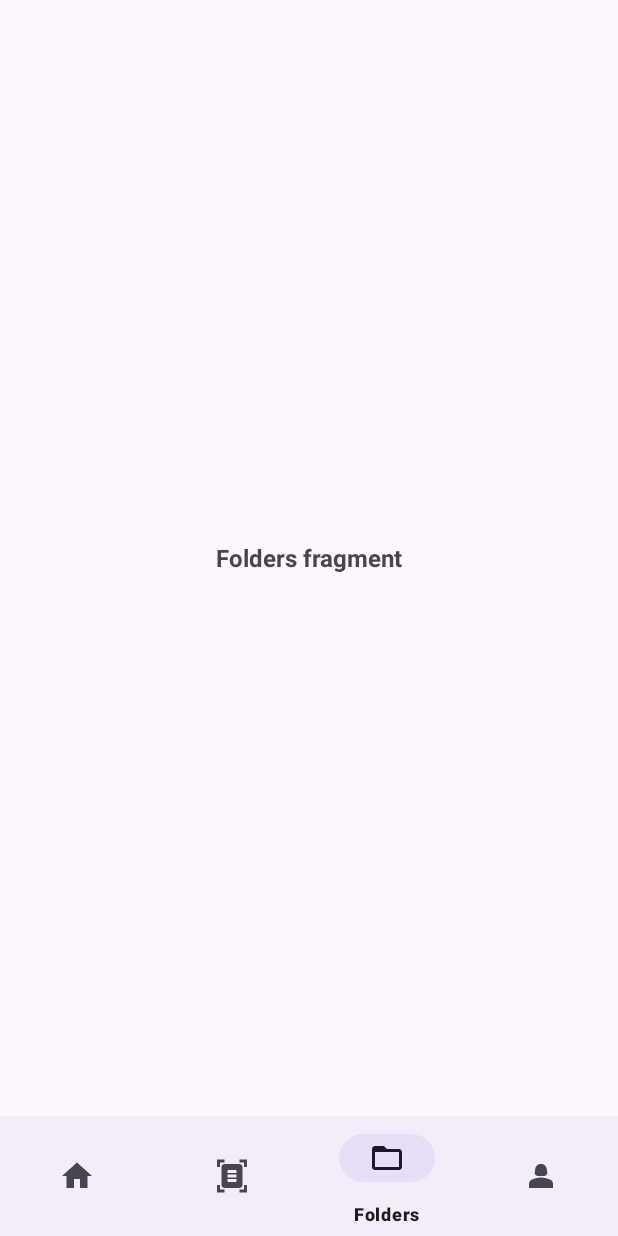
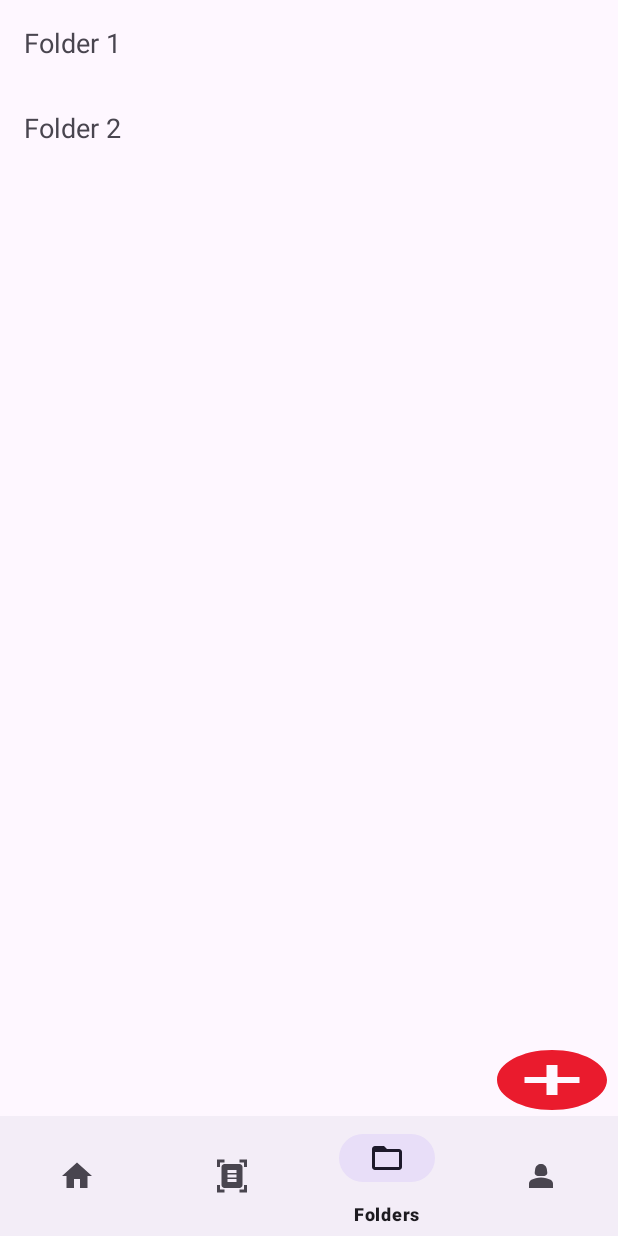
Before and after one commit to Hboussi/Allodoc, an Android app: the Home screen opened directly, with no data from a screen before it, item 3 of the bottom bar chosen, on a phone screen of 412 x 824 dp. Run offline under Robolectric (Android 15) with nearby library versions, the phone set to English and light mode, and no system bars.

Commit message:
Initial commit

```diff
--- a/app/build.gradle.kts
+++ b/app/build.gradle.kts
@@ -1,5 +1,6 @@
 plugins {
     id("com.android.application")
+    id("org.jetbrains.kotlin.android")
 }
 
 android {
@@ -37,6 +38,9 @@ dependencies {
 //    implementation ("com.square.retrofit2:retrofit:2.9.0")
 //    implementation ("com.square.retrofit2:converter-gson:2.9.0")
     implementation ("com.android.volley:volley:1.2.1")
+    implementation("androidx.core:core-ktx:+")
+    implementation ("androidx.recyclerview:recyclerview:1.2.1")
+    implementation ("androidx.annotation:annotation:1.3.0")
     testImplementation("junit:junit:4.13.2")
     androidTestImplementation("androidx.test.ext:junit:1.1.5")
     androidTestImplementation("androidx.test.espresso:espresso-core:3.5.1")
--- /dev/null
+++ b/app/src/main/java/com/example/allodoc/Folder.java
@@ -0,0 +1,13 @@
+package com.example.allodoc;
+
+public class Folder {
+    private String name;
+
+    public Folder(String name) {
+        this.name = name;
+    }
+
+    public String getName() {
+        return name;
+    }
+}
--- /dev/null
+++ b/app/src/main/java/com/example/allodoc/FolderAdapter.java
@@ -0,0 +1,51 @@
+package com.example.allodoc;
+
+import android.view.LayoutInflater;
+import android.view.View;
+import android.view.ViewGroup;
+import android.widget.TextView;
+
+import androidx.annotation.NonNull;
+import androidx.recyclerview.widget.RecyclerView;
+
+import java.util.List;
+
+public class FolderAdapter extends RecyclerView.Adapter<FolderAdapter.FolderViewHolder> {
+
+    private List<Folder> folders;
+
+    public FolderAdapter(List<Folder> folders) {
+        this.folders = folders;
+    }
+
+    @NonNull
+    @Override
+    public FolderViewHolder onCreateViewHolder(@NonNull ViewGroup parent, int viewType) {
+        View view = LayoutInflater.from(parent.getContext()).inflate(R.layout.item_folder, parent, false);
+        return new FolderViewHolder(view);
+    }
+
+    @Override
+    public void onBindViewHolder(@NonNull FolderViewHolder holder, int position) {
+        Folder folder = folders.get(position);
+        holder.folderNameTextView.setText(folder.getName());
+    }
+
+    @Override
+    public int getItemCount() {
+        return folders.size();
+    }
+
+    public List<Folder> getFolders() {
+        return folders;
+    }
+
+    static class FolderViewHolder extends RecyclerView.ViewHolder {
+        TextView folderNameTextView;
+
+        FolderViewHolder(View itemView) {
+            super(itemView);
+            folderNameTextView = itemView.findViewById(R.id.folderNameTextView);
+        }
+    }
+}
--- a/app/src/main/java/com/example/allodoc/FoldersFragment.java
+++ b/app/src/main/java/com/example/allodoc/FoldersFragment.java
@@ -3,17 +3,67 @@ package com.example.allodoc;
 import android.os.Bundle;
 
 import androidx.fragment.app.Fragment;
+import androidx.recyclerview.widget.LinearLayoutManager;
+import androidx.recyclerview.widget.RecyclerView;
 
 import android.view.LayoutInflater;
 import android.view.View;
 import android.view.ViewGroup;
+import android.widget.Button;
+import android.widget.LinearLayout;
+
+import java.util.ArrayList;
+import java.util.List;
+
 public class FoldersFragment extends Fragment {
 
+    private RecyclerView recyclerView;
+    private FolderAdapter adapter;
+    private Button addFolder;
+    private LinearLayout Foldeinfo;
 
     @Override
     public View onCreateView(LayoutInflater inflater, ViewGroup container,
                              Bundle savedInstanceState) {
-        // Inflate the layout for this fragment
-        return inflater.inflate(R.layout.fragment_folders, container, false);
+        View view = inflater.inflate(R.layout.fragment_folders, container, false);
+
+        recyclerView = view.findViewById(R.id.recyclerView);
+        recyclerView.setLayoutManager(new LinearLayoutManager(getContext()));
+
+        addFolder = view.findViewById(R.id.add_folder); // corrected findViewById
+        Foldeinfo = view.findViewById(R.id.folderinfo);
+        addFolder.setOnClickListener(new View.OnClickListener() {
+            @Override
+            public void onClick(View v) {
+                // Add a new folder item when the button is clicked
+                addNewFolder();
+                Foldeinfo.setVisibility(View.VISIBLE);
+            }
+        });
+
+        // Create a list of folders (for testing purposes)
+        List<Folder> folders = new ArrayList<>();
+        folders.add(new Folder("Folder 1"));
+        folders.add(new Folder("Folder 2"));
+        // Add more folders as needed
+
+        adapter = new FolderAdapter(folders);
+        recyclerView.setAdapter(adapter);
+
+        return view;
+    }
+
+    private void addNewFolder() {
+        // Get the current list of folders from the adapter
+        List<Folder> currentFolders = adapter.getFolders();
+
+        // Create a new folder (you can replace "New Folder" with your desired default folder name)
+        Folder newFolder = new Folder("New Folder");
+
+        // Add the new folder to the list
+        currentFolders.add(newFolder);
+
+        // Notify the adapter that the data set has changed
+        adapter.notifyDataSetChanged();
     }
 }
--- a/app/src/main/java/com/example/allodoc/Home.java
+++ b/app/src/main/java/com/example/allodoc/Home.java
@@ -26,6 +26,7 @@ public class Home extends AppCompatActivity {
 
         bottomNavigationView =  findViewById(R.id.bottomNavView);
         frameLayout = findViewById(R.id.frameLayout);
+        loadFragement(new HomeFragement(),true);
 
         bottomNavigationView.setOnNavigationItemSelectedListener(new BottomNavigationView.OnNavigationItemSelectedListener() {
             @Override
@@ -42,7 +43,6 @@ public class Home extends AppCompatActivity {
                 }else{// nav profile
                     loadFragement(new ProfileFragment(),false);
                 }
-              //  loadFragement(new HomeFragement(),true);
                 return true;
             }
         });
--- a/app/src/main/java/com/example/allodoc/MainActivity.java
+++ b/app/src/main/java/com/example/allodoc/MainActivity.java
@@ -40,14 +40,15 @@ public class MainActivity extends AppCompatActivity {
             @Override
             public void onClick(View v) {
                 // Execute AsyncTask to fetch data
-                new FetchDataAsyncTask().execute("https://allodoc.uxuitrends.com/api/users");
+//                new FetchDataAsyncTask().execute("https://allodoc.uxuitrends.com/api/users");
+                startActivity(new Intent(MainActivity.this, Login.class));
             }
         });
 
         go_tologin.setOnClickListener(new View.OnClickListener() {
             @Override
             public void onClick(View v) {
-                startActivity(new Intent(MainActivity.this, Register.class));
+                startActivity(new Intent(MainActivity.this, Home.class));
                 finish();
             }
         });
--- /dev/null
+++ b/app/src/main/res/drawable/add_folder.xml
@@ -0,0 +1,5 @@
+<vector android:height="24dp" android:tint="#EA1B2D"
+    android:viewportHeight="24" android:viewportWidth="24"
+    android:width="24dp" xmlns:android="http://schemas.android.com/apk/res/android">
+    <path android:fillColor="@android:color/white" android:pathData="M12,2C6.48,2 2,6.48 2,12s4.48,10 10,10 10,-4.48 10,-10S17.52,2 12,2zM17,13h-4v4h-2v-4L7,13v-2h4L11,7h2v4h4v2z"/>
+</vector>
--- /dev/null
+++ b/app/src/main/res/drawable/ronded_corner2.xml
@@ -0,0 +1,5 @@
+<?xml version="1.0" encoding="utf-8"?>
+<shape xmlns:android="http://schemas.android.com/apk/res/android" android:shape="rectangle">
+    <solid android:color="@color/r1"/>
+    <corners android:radius="50dp"/> <!-- Change the radius value to adjust the roundness -->
+</shape>
--- a/app/src/main/res/layout/fragment_folders.xml
+++ b/app/src/main/res/layout/fragment_folders.xml
@@ -5,13 +5,60 @@
     android:layout_height="match_parent"
     tools:context=".FoldersFragment">
 
-    <!-- TODO: Update blank fragment layout -->
-    <TextView
-        android:layout_width="match_parent"
-        android:layout_height="match_parent"
-        android:gravity="center"
-        android:textStyle="bold"
-        android:textSize="16sp"
-        android:text="Folders fragment" />
+ <LinearLayout
+     android:layout_width="match_parent"
+     android:layout_height="match_parent"
+     android:orientation="vertical">
+
+  <!-- activity_folder.xml -->
+
+  <ScrollView
+      android:layout_width="match_parent"
+      android:layout_height="0dp"
+      android:layout_weight="1">
+
+   <androidx.recyclerview.widget.RecyclerView
+       android:id="@+id/recyclerView"
+       android:layout_width="match_parent"
+       android:layout_height="match_parent" />
+  </ScrollView>
+
+  <LinearLayout
+      android:id="@+id/folderinfo"
+      android:layout_width="match_parent"
+      android:layout_height="172dp"
+      android:gravity="center_vertical|center_horizontal"
+      android:visibility="gone">
+
+   <EditText
+       android:layout_width="112dp"
+       android:layout_height="wrap_content"
+       android:layout_gravity="center"
+       android:hint="Name"
+       android:minHeight="48dp"
+       android:textAlignment="center"
+       android:textColorHint="@color/r1" />
+  </LinearLayout>
+
+  <LinearLayout
+      android:layout_width="match_parent"
+      android:layout_height="61dp"
+      android:gravity="bottom|center_horizontal"
+      android:orientation="horizontal">
+
+   <View
+       android:layout_width="0dp"
+       android:layout_height="match_parent"
+       android:layout_weight="1" />
+
+   <androidx.appcompat.widget.AppCompatButton
+       android:id="@+id/add_folder"
+       android:layout_width="wrap_content"
+       android:layout_height="wrap_content"
+       android:background="@drawable/add_folder"
+       android:contentDescription="@string/app_name" />
+  </LinearLayout>
+
+ </LinearLayout>
 
 </FrameLayout>
--- /dev/null
+++ b/app/src/main/res/layout/item_folder.xml
@@ -0,0 +1,8 @@
+<!-- item_folder.xml -->
+<TextView
+    xmlns:android="http://schemas.android.com/apk/res/android"
+    android:id="@+id/folderNameTextView"
+    android:layout_width="match_parent"
+    android:layout_height="wrap_content"
+    android:padding="16dp"
+    android:textSize="18sp"/>
--- a/build.gradle.kts
+++ b/build.gradle.kts
@@ -1,4 +1,5 @@
 // Top-level build file where you can add configuration options common to all sub-projects/modules.
 plugins {
     id("com.android.application") version "8.1.2" apply false
+    id("org.jetbrains.kotlin.android") version "2.0.0-Beta4" apply false
 }
```
Also changed, not shown: app/src/main/java/com/example/allodoc/Login.java (+98 -17 lines), app/src/main/res/layout/fragment_home_fragement.xml (+32 -8 lines), 1 other file.
